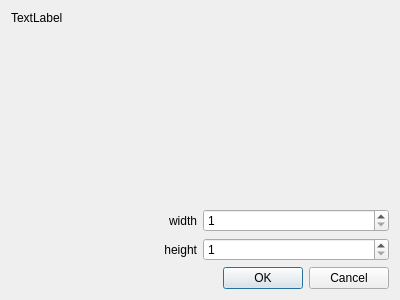
Above: GetImageSizeDialog.ui from ExclusiveOrange/rgba-compose before the change. Below: the same form after it.
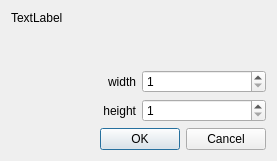
That is the form after the change.

```diff
--- a/GetImageSizeDialog.ui
+++ b/GetImageSizeDialog.ui
@@ -6,8 +6,8 @@
    <rect>
     <x>0</x>
     <y>0</y>
-    <width>400</width>
-    <height>300</height>
+    <width>277</width>
+    <height>161</height>
    </rect>
   </property>
   <property name="windowTitle">
```
